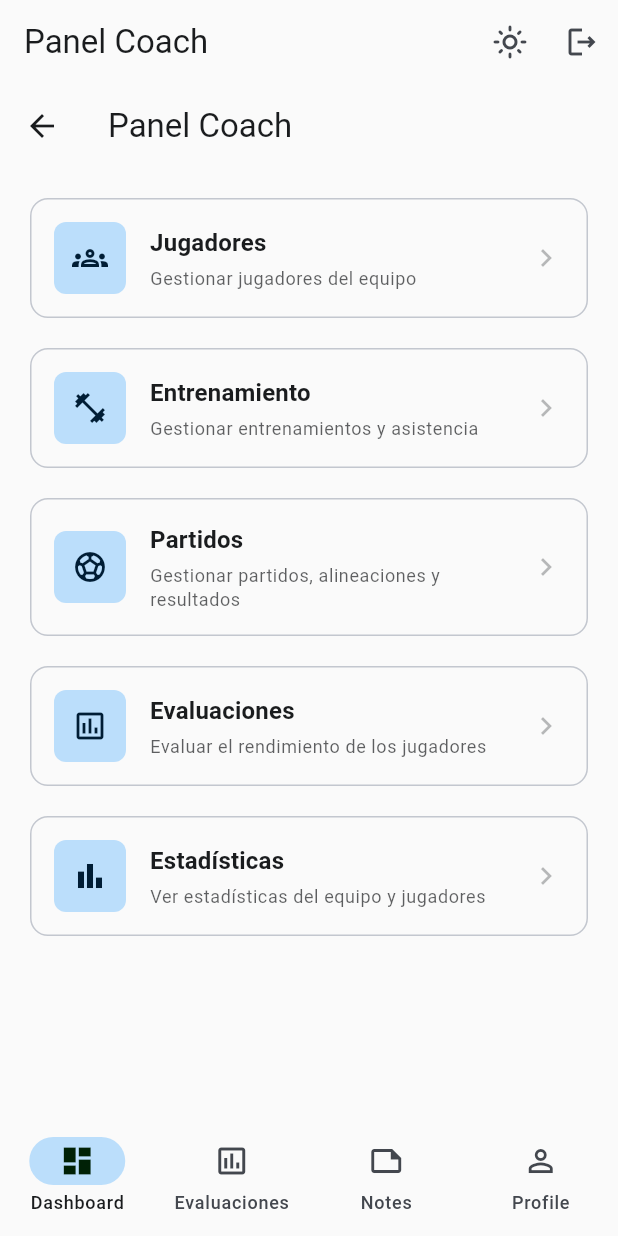
After one commit to SantiagoKirylukMaclean/sport-tech-app, a Flutter app: the CoachPanelPage screen opened by its route, on a phone screen of 412 x 824 dp. The commit adds this screen. Run offline on Flutter 3.47's test engine with Material 3 defaults, Android fonts, the phone set to English and light mode, and no system bars; our stand-ins replace equatable, flutter_riverpod, go_router, supabase_flutter; accounts and stored records are empty; statements that could not run were skipped.

Commit message:
feat: implement coach and super admin panels with navigation feat: add routes for coach and super admin panels feat: update app scaffold to include coach and super admin navigation items feat: create CoachPanelPage for managing team-related tasks feat: create SuperAdminPanelPage for managing system-wide settings

```diff
--- a/lib/core/constants/app_constants.dart
+++ b/lib/core/constants/app_constants.dart
@@ -28,9 +28,13 @@ class AppConstants {
   static const String profileRoute = '/profile';
 
   // Admin routes
+  static const String superAdminPanelRoute = '/admin/panel';
   static const String sportsManagementRoute = '/admin/sports';
   static const String clubsManagementRoute = '/admin/clubs';
   static const String teamsManagementRoute = '/admin/teams';
+
+  // Coach routes
+  static const String coachPanelRoute = '/coach/panel';
 
   // Auth routes
   static const String setPasswordRoute = '/set-password';
--- a/lib/presentation/app/router/app_router.dart
+++ b/lib/presentation/app/router/app_router.dart
@@ -15,10 +15,12 @@ import 'package:sport_tech_app/presentation/championship/pages/championship_page
 import 'package:sport_tech_app/presentation/evaluations/pages/evaluations_page.dart';
 import 'package:sport_tech_app/presentation/notes/pages/notes_page.dart';
 import 'package:sport_tech_app/presentation/profile/pages/profile_page.dart';
+import 'package:sport_tech_app/presentation/org/pages/super_admin_panel_page.dart';
 import 'package:sport_tech_app/presentation/org/pages/super_admin_sports_page.dart';
 import 'package:sport_tech_app/presentation/org/pages/super_admin_clubs_page.dart';
 import 'package:sport_tech_app/presentation/org/pages/admin_teams_page.dart';
 import 'package:sport_tech_app/presentation/org/pages/team_players_page.dart';
+import 'package:sport_tech_app/presentation/coach/pages/coach_panel_page.dart';
 import 'package:sport_tech_app/presentation/auth/pages/set_password_page.dart';
 
 /// Provider for the GoRouter instance
@@ -137,7 +139,24 @@ final routerProvider = Provider<GoRouter>((ref) {
               child: const ProfilePage(),
             ),
           ),
+          // Coach routes
+          GoRoute(
+            path: AppConstants.coachPanelRoute,
+            name: 'coach-panel',
+            pageBuilder: (context, state) => NoTransitionPage(
+              key: state.pageKey,
+              child: const CoachPanelPage(),
+            ),
+          ),
           // Admin routes
+          GoRoute(
+            path: AppConstants.superAdminPanelRoute,
+            name: 'super-admin-panel',
+            pageBuilder: (context, state) => NoTransitionPage(
+              key: state.pageKey,
+              child: const SuperAdminPanelPage(),
+            ),
+          ),
           GoRoute(
             path: AppConstants.sportsManagementRoute,
             name: 'sports-management',
--- a/lib/presentation/app/scaffold/app_scaffold.dart
+++ b/lib/presentation/app/scaffold/app_scaffold.dart
@@ -164,59 +164,28 @@ class AppScaffold extends ConsumerWidget {
       ),
     ];
 
-    // Add role-based items
-    if (role.canManageTeams) {
-      // Admin, coach, super_admin can see these
-      items.addAll([
-        const NavigationItem(
-          label: 'Partidos',
-          route: AppConstants.matchesRoute,
-          iconOutlined: Icons.sports_soccer_outlined,
-          iconFilled: Icons.sports_soccer,
-        ),
-        const NavigationItem(
-          label: 'Entrenamiento',
-          route: AppConstants.trainingsRoute,
-          iconOutlined: Icons.fitness_center_outlined,
-          iconFilled: Icons.fitness_center,
-        ),
-        const NavigationItem(
-          label: 'Campeonato',
-          route: AppConstants.championshipRoute,
-          iconOutlined: Icons.emoji_events_outlined,
-          iconFilled: Icons.emoji_events,
-        ),
-      ]);
-    }
-
-    // Admin management pages
-    if (role.isAdmin) {
+    // Coach panel (grouped modules for coaches and super admins)
+    if (role == UserRole.coach || role.isSuperAdmin) {
       items.add(
         const NavigationItem(
-          label: 'Equipos',
-          route: AppConstants.teamsManagementRoute,
-          iconOutlined: Icons.groups_outlined,
-          iconFilled: Icons.groups,
+          label: 'Coach',
+          route: AppConstants.coachPanelRoute,
+          iconOutlined: Icons.sports_outlined,
+          iconFilled: Icons.sports,
         ),
       );
     }
 
-    // Super admin pages
+    // Super admin panel (only for super admins)
     if (role.isSuperAdmin) {
-      items.addAll([
+      items.add(
         const NavigationItem(
-          label: 'Clubes',
-          route: AppConstants.clubsManagementRoute,
-          iconOutlined: Icons.business_outlined,
-          iconFilled: Icons.business,
+          label: 'Super Admin',
+          route: AppConstants.superAdminPanelRoute,
+          iconOutlined: Icons.admin_panel_settings_outlined,
+          iconFilled: Icons.admin_panel_settings,
         ),
-        const NavigationItem(
-          label: 'Deportes',
-          route: AppConstants.sportsManagementRoute,
-          iconOutlined: Icons.sports_outlined,
-          iconFilled: Icons.sports,
-        ),
-      ]);
+      );
     }
 
     // Player-facing items
@@ -260,6 +229,8 @@ class AppScaffold extends ConsumerWidget {
       AppConstants.evaluationsRoute => 'Mis Evaluaciones',
       AppConstants.notesRoute => 'Notes',
       AppConstants.profileRoute => 'Profile',
+      AppConstants.coachPanelRoute => 'Panel Coach',
+      AppConstants.superAdminPanelRoute => 'Panel de Administración',
       AppConstants.teamsManagementRoute => 'Gestión de Equipos',
       AppConstants.clubsManagementRoute => 'Gestión de Clubes',
       AppConstants.sportsManagementRoute => 'Gestión de Deportes',
--- /dev/null
+++ b/lib/presentation/coach/pages/coach_panel_page.dart
@@ -0,0 +1,151 @@
+// lib/presentation/coach/pages/coach_panel_page.dart
+
+import 'package:flutter/material.dart';
+import 'package:go_router/go_router.dart';
+import 'package:sport_tech_app/core/constants/app_constants.dart';
+
+class CoachPanelPage extends StatelessWidget {
+  const CoachPanelPage({super.key});
+
+  @override
+  Widget build(BuildContext context) {
+    return Scaffold(
+      appBar: AppBar(
+        title: const Text('Panel Coach'),
+        leading: IconButton(
+          icon: const Icon(Icons.arrow_back),
+          onPressed: () {
+            context.go(AppConstants.dashboardRoute);
+          },
+        ),
+      ),
+      body: ListView(
+        padding: const EdgeInsets.all(16),
+        children: [
+          _CoachOptionTile(
+            icon: Icons.groups_outlined,
+            title: 'Jugadores',
+            subtitle: 'Gestionar jugadores del equipo',
+            onTap: () {
+              context.go(AppConstants.teamsManagementRoute);
+            },
+          ),
+          const SizedBox(height: 12),
+          _CoachOptionTile(
+            icon: Icons.fitness_center_outlined,
+            title: 'Entrenamiento',
+            subtitle: 'Gestionar entrenamientos y asistencia',
+            onTap: () {
+              context.go(AppConstants.trainingsRoute);
+            },
+          ),
+          const SizedBox(height: 12),
+          _CoachOptionTile(
+            icon: Icons.sports_soccer_outlined,
+            title: 'Partidos',
+            subtitle: 'Gestionar partidos, alineaciones y resultados',
+            onTap: () {
+              context.go(AppConstants.matchesRoute);
+            },
+          ),
+          const SizedBox(height: 12),
+          _CoachOptionTile(
+            icon: Icons.assessment_outlined,
+            title: 'Evaluaciones',
+            subtitle: 'Evaluar el rendimiento de los jugadores',
+            onTap: () {
+              context.go(AppConstants.evaluationsRoute);
+            },
+          ),
+          const SizedBox(height: 12),
+          _CoachOptionTile(
+            icon: Icons.bar_chart_outlined,
+            title: 'Estadísticas',
+            subtitle: 'Ver estadísticas del equipo y jugadores',
+            onTap: () {
+              context.go(AppConstants.championshipRoute);
+            },
+          ),
+        ],
+      ),
+    );
+  }
+}
+
+class _CoachOptionTile extends StatelessWidget {
+  final IconData icon;
+  final String title;
+  final String subtitle;
+  final VoidCallback onTap;
+
+  const _CoachOptionTile({
+    required this.icon,
+    required this.title,
+    required this.subtitle,
+    required this.onTap,
+  });
+
+  @override
+  Widget build(BuildContext context) {
+    return Card(
+      elevation: 0,
+      shape: RoundedRectangleBorder(
+        borderRadius: BorderRadius.circular(12),
+        side: BorderSide(
+          color: Theme.of(context).colorScheme.outlineVariant,
+        ),
+      ),
+      child: InkWell(
+        onTap: onTap,
+        borderRadius: BorderRadius.circular(12),
+        child: Padding(
+          padding: const EdgeInsets.all(16),
+          child: Row(
+            children: [
+              Container(
+                padding: const EdgeInsets.all(12),
+                decoration: BoxDecoration(
+                  color: Theme.of(context).colorScheme.primaryContainer,
+                  borderRadius: BorderRadius.circular(8),
+                ),
+                child: Icon(
+                  icon,
+                  color: Theme.of(context).colorScheme.onPrimaryContainer,
+                  size: 24,
+                ),
+              ),
+              const SizedBox(width: 16),
+              Expanded(
+                child: Column(
+                  crossAxisAlignment: CrossAxisAlignment.start,
+                  children: [
+                    Text(
+                      title,
+                      style: Theme.of(context).textTheme.titleMedium?.copyWith(
+                            fontWeight: FontWeight.w600,
+                          ),
+                    ),
+                    const SizedBox(height: 4),
+                    Text(
+                      subtitle,
+                      style: Theme.of(context).textTheme.bodySmall?.copyWith(
+                            color: Theme.of(context)
+                                .colorScheme
+                                .onSurface
+                                .withValues(alpha: 0.7),
+                          ),
+                    ),
+                  ],
+                ),
+              ),
+              Icon(
+                Icons.chevron_right,
+                color: Theme.of(context).colorScheme.onSurface.withValues(alpha: 0.3),
+              ),
+            ],
+          ),
+        ),
+      ),
+    );
+  }
+}
```
Also changed, not shown: lib/presentation/org/pages/super_admin_panel_page.dart (added, +189 -0 lines), 1 other file.
